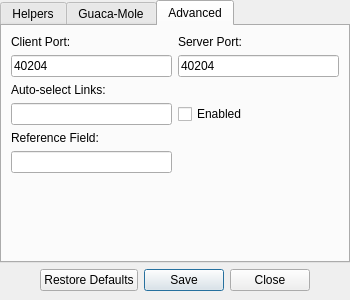
The window that guaca/options.ui (BlastTNG/flight) describes before a commit, drawn with Qt 5.
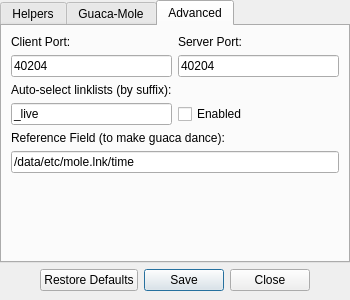
The same window after the commit.

Commit message: Added some advanced features to guaca

```diff
--- a/guaca/options.ui
+++ b/guaca/options.ui
@@ -57,7 +57,7 @@
      </property>
     </widget>
    </item>
-   <item row="4" column="1">
+   <item row="0" column="1">
     <widget class="QTabWidget" name="tabWidget">
      <property name="currentIndex">
       <number>2</number>
@@ -166,7 +166,11 @@
         </widget>
        </item>
        <item row="3" column="0">
-        <widget class="QLineEdit" name="live_name"/>
+        <widget class="QLineEdit" name="live_name">
+         <property name="text">
+          <string>_live</string>
+         </property>
+        </widget>
        </item>
        <item row="0" column="1">
         <widget class="QLabel" name="label_2">
@@ -175,13 +179,6 @@
          </property>
         </widget>
        </item>
-       <item row="2" column="0">
-        <widget class="QLabel" name="label_3">
-         <property name="text">
-          <string>Auto-select Links:</string>
-         </property>
-        </widget>
-       </item>
        <item row="1" column="0">
         <widget class="QLineEdit" name="client_port">
          <property name="text">
@@ -189,13 +186,6 @@
          </property>
         </widget>
        </item>
-       <item row="4" column="0">
-        <widget class="QLabel" name="label_4">
-         <property name="text">
-          <string>Reference Field:</string>
-         </property>
-        </widget>
-       </item>
        <item row="6" column="1">
         <spacer name="verticalSpacer_2">
          <property name="orientation">
@@ -216,9 +206,6 @@
          </property>
         </widget>
        </item>
-       <item row="5" column="0">
-        <widget class="QLineEdit" name="lineEdit"/>
-       </item>
        <item row="3" column="1">
         <widget class="QCheckBox" name="auto_live">
          <property name="text">
@@ -226,6 +213,27 @@
          </property>
         </widget>
        </item>
+       <item row="2" column="0" colspan="2">
+        <widget class="QLabel" name="label_3">
+         <property name="text">
+          <string>Auto-select linklists (by suffix):</string>
+         </property>
+        </widget>
+       </item>
+       <item row="4" column="0" colspan="2">
+        <widget class="QLabel" name="label_4">
+         <property name="text">
+          <string>Reference Field (to make guaca dance):</string>
+         </property>
+        </widget>
+       </item>
+       <item row="5" column="0" colspan="2">
+        <widget class="QLineEdit" name="stat_field">
+         <property name="text">
+          <string>/data/etc/mole.lnk/time</string>
+         </property>
+        </widget>
+       </item>
       </layout>
      </widget>
     </widget>
```
The commit also changes 2 other files.
